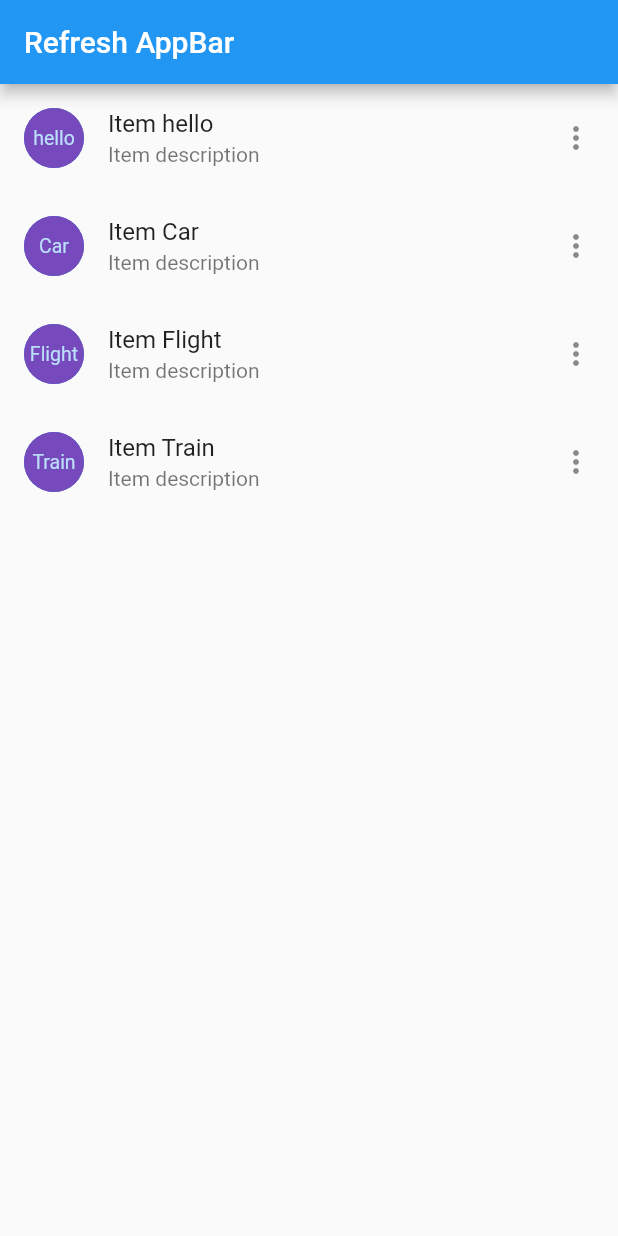
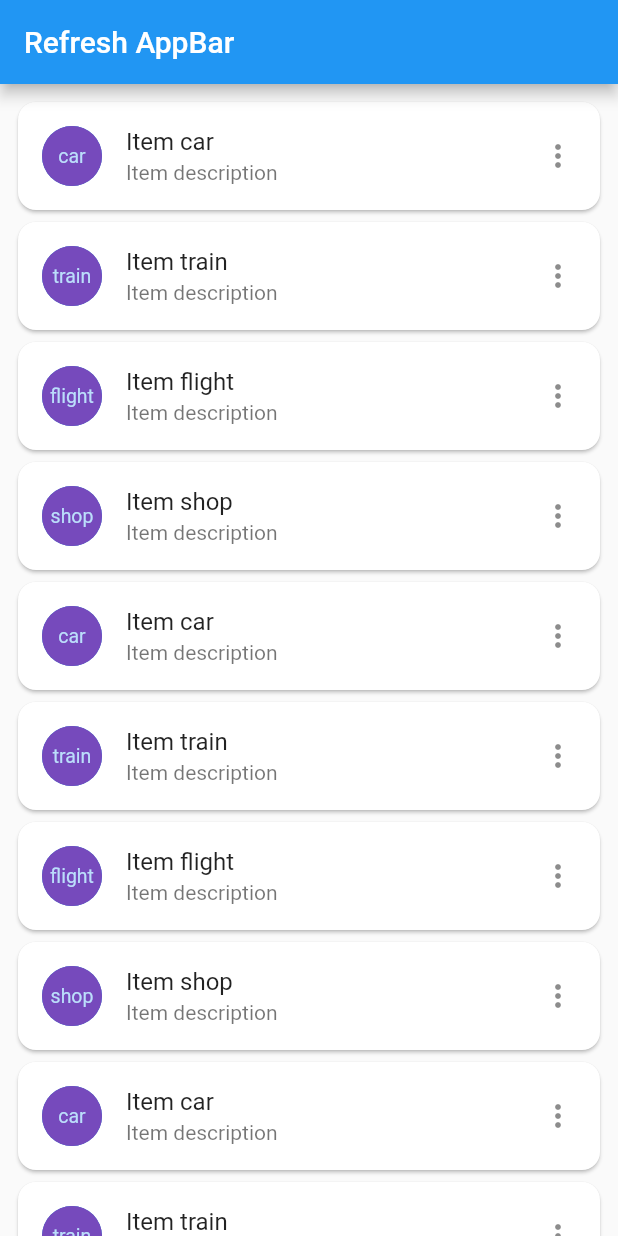
Before and after one commit to Delarram/Restapp, a Flutter app: the screen it shows after launch, on a phone screen of 412 x 824 dp. Run offline on Flutter 3.47's test engine with Material 2 defaults, Android fonts, the phone set to English and light mode, and no system bars; our stand-ins replace flutter_screenutil, font_awesome_flutter, image_picker, pull_to_refresh.

Commit message:
added libiary

```diff
--- a/lib/pagination/refresh_listview.dart
+++ b/lib/pagination/refresh_listview.dart
@@ -1,15 +1,16 @@
 import 'package:flutter/material.dart';
+import 'package:pull_to_refresh/pull_to_refresh.dart';
+import 'package:rest_api/pagination/refresh_listview_itemview.dart';
 
 class RefreshListView extends StatefulWidget {
   const RefreshListView({Key? key}) : super(key: key);
-
 
   @override
   State<RefreshListView> createState() => _RefreshListViewState();
 }
 
 class _RefreshListViewState extends State<RefreshListView> {
-  final List<String> items = ["hello","Car","Flight","Train"];
+
   @override
   Widget build(BuildContext context) {
     return Scaffold(
@@ -18,28 +19,18 @@ class _RefreshListViewState extends State<RefreshListView> {
       ),
       body: SafeArea(
         child: SingleChildScrollView(
-          child: Column(
-            children: [
-              ListView.builder(
-                shrinkWrap: true,
-                itemCount: items.length,
-                itemBuilder: (context, index) {
-                  return ListTile(
-                    leading: CircleAvatar(
-                      child: CircleAvatar(
-                        radius: 35,
-                        backgroundColor: const Color(0xff764abc),
-                        child: Text(items[index],style: TextStyle(fontSize: 13),),
-                      ),
-                    ),
-                    title: Text('Item ${items[index]}'),
-                    subtitle: Text('Item description'),
-                    trailing: Icon(Icons.more_vert),
-                  );
-                },
-              )
-
-            ],
+          child: Padding(
+            padding: const EdgeInsets.all(8.0),
+            child: Column(
+              children: [
+                 RefreshListViewItemView(),
+                Padding(
+                  padding: EdgeInsets.symmetric(vertical: 10),
+                  child: MaterialButton(
+                    onPressed: (){},child: Text("ok"),color: Colors.amber,),
+                )
+              ],
+            ),
           ),
         ),
       ),
--- /dev/null
+++ b/lib/pagination/refresh_listview_itemview.dart
@@ -0,0 +1,34 @@
+import 'package:flutter/material.dart';
+
+class RefreshListViewItemView extends StatelessWidget {
+   RefreshListViewItemView({Key? key}) : super(key: key);
+   final List<String> items = ["car","train","flight","shop","car","train","flight","shop","car","train","flight","shop","car","train","flight","shop",];
+  @override
+  Widget build(BuildContext context) {
+    return   ListView.builder(
+      shrinkWrap: true,
+      itemCount: items.length,
+      itemBuilder: (context, index) {
+        return Card(
+          shape: RoundedRectangleBorder(
+              borderRadius: BorderRadius.circular(12)),
+          child: ListTile(
+            leading: CircleAvatar(
+              child: CircleAvatar(
+                radius: 35,
+                backgroundColor: const Color(0xff764abc),
+                child: Text(
+                  items[index],
+                  style: TextStyle(fontSize: 13),
+                ),
+              ),
+            ),
+            title: Text('Item ${items[index]}'),
+            subtitle: Text('Item description'),
+            trailing: Icon(Icons.more_vert),
+          ),
+        );
+      },
+    );
+  }
+}
--- a/pubspec.yaml
+++ b/pubspec.yaml
@@ -34,6 +34,7 @@ dependencies:
   image_picker: ^0.8.5+2
   file_picker: ^5.0.0
   flutter_screenutil: ^5.5.3+2
+  pull_to_refresh: ^2.0.0
 
 dev_dependencies:
   flutter_test:
```
Also changed, not shown: pubspec.lock.
